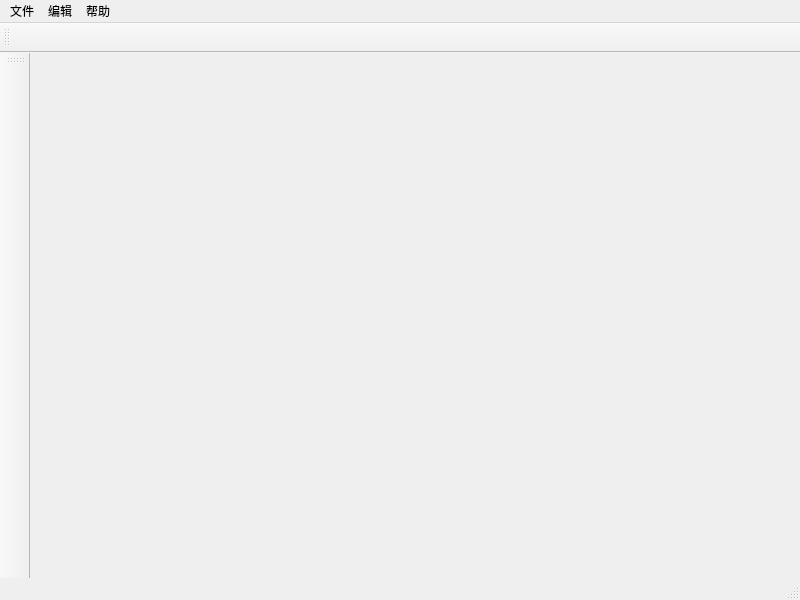
hitsz-ldjam/PixelMix, file MainWindow.ui: the form before one commit.
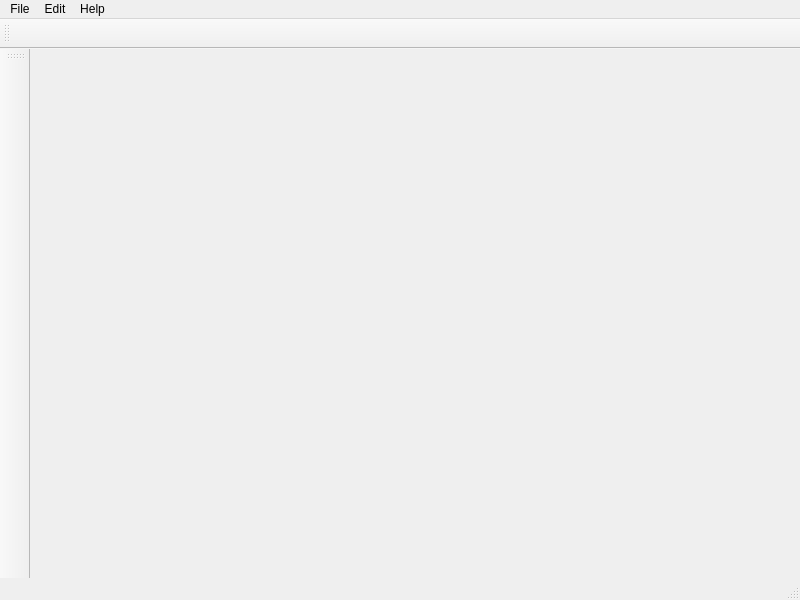
The form after the commit.

What changed in the file:
```diff
--- a/MainWindow.ui
+++ b/MainWindow.ui
@@ -43,7 +43,7 @@
    </property>
    <widget class="QMenu" name="menuFile">
     <property name="title">
-     <string>文件</string>
+     <string>File</string>
     </property>
     <addaction name="menuFileCreate"/>
     <addaction name="menuFileOpen"/>
@@ -55,12 +55,12 @@
    </widget>
    <widget class="QMenu" name="menuEdit">
     <property name="title">
-     <string>编辑</string>
+     <string>Edit</string>
     </property>
    </widget>
    <widget class="QMenu" name="menuHelp">
     <property name="title">
-     <string>帮助</string>
+     <string>Help</string>
     </property>
     <addaction name="menuHelpAbout"/>
    </widget>
@@ -100,7 +100,7 @@
     <enum>LeftToolBarArea</enum>
    </attribute>
    <attribute name="toolBarBreak">
-    <bool>false</bool>
+    <bool>true</bool>
    </attribute>
   </widget>
   <action name="menuFileCreate">
```
Left out of the diff: 36 changed lines with no effect on the pictures.
